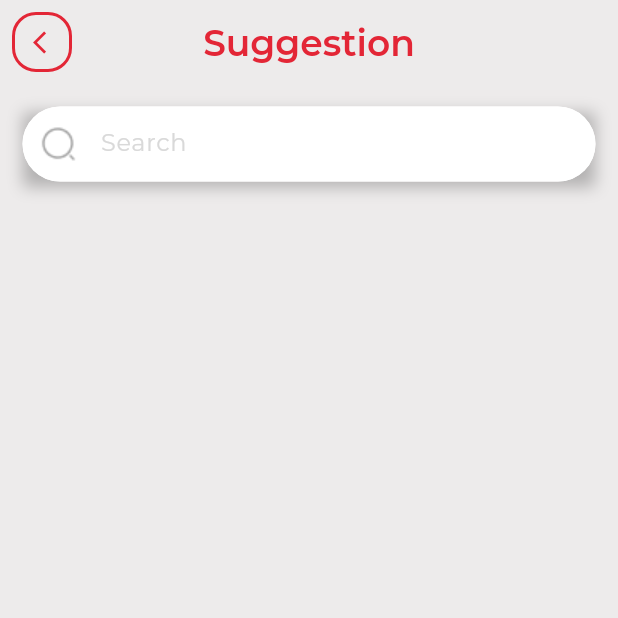
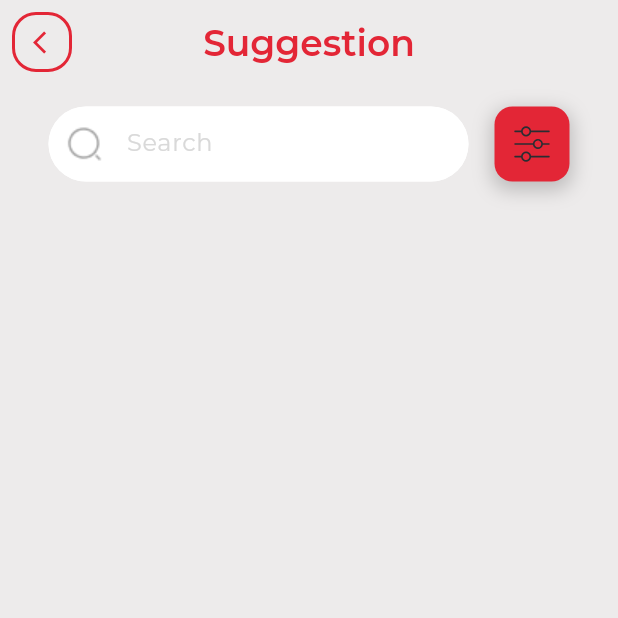
Before and after one commit to TechnoTitans-FitFat/FitFat-Flutter, a Flutter app: the SuggestionView screen opened directly, on a phone screen of 412 x 824 dp, the top half of it. Run offline on Flutter 3.47's test engine with Material 3 defaults, Android fonts, the phone set to English and light mode, and no system bars; our stand-ins replace device_preview, dio, equatable, flutter_bloc, flutter_svg, font_awesome_flutter and 7 more; accounts and stored records are empty; network calls fail.

Commit message:
add filter button

```diff
--- a/lib/core/widgets/custom_text_filed_search.dart
+++ b/lib/core/widgets/custom_text_filed_search.dart
@@ -1,6 +1,7 @@
 import 'package:fitfat/core/constants/light_colors.dart';
 import 'package:fitfat/core/utils/app_styles.dart';
 import 'package:flutter/material.dart';
+import 'package:flutter_svg/flutter_svg.dart';
 
 class CustomTextFiledSearch extends StatelessWidget {
   const CustomTextFiledSearch({
@@ -10,39 +11,34 @@ class CustomTextFiledSearch extends StatelessWidget {
   @override
   Widget build(BuildContext context) {
     return Padding(
-      padding: const EdgeInsets.only(top:15,bottom:35 ),
-      child: Center(
-        child: SizedBox(
-          height: 50,
-          width: 450,
-          child: Container(
-            decoration: BoxDecoration(
-              boxShadow: [
-                BoxShadow(
-                  color: AppLightColor.blackColor.withOpacity(0.25),
-                  blurRadius: 8,
-                  offset: const Offset(0, 4),
-                ),
-              ],
-            ),
+      padding: const EdgeInsets.only(top: 15, bottom: 35),
+      child: Row(
+        mainAxisAlignment: MainAxisAlignment.spaceEvenly,
+        children: [
+          Container(
+            height: 50,
+            width: 280,
+            decoration: BoxDecoration(),
             child: TextField(
               decoration: InputDecoration(
                 fillColor: AppLightColor.whiteColor,
                 filled: true,
                 hintText: "Search",
-                hintStyle:AppStyles.textStyle16.copyWith(fontWeight: FontWeight.w400,color: AppLightColor.whiteColor0),
+                hintStyle: AppStyles.textStyle16.copyWith(
+                    fontWeight: FontWeight.w400,
+                    color: AppLightColor.whiteColor0),
                 enabledBorder: OutlineInputBorder(
                   borderRadius: BorderRadius.circular(50),
                   borderSide: const BorderSide(
                     color: AppLightColor.whiteColor,
                   ),
                 ),
-                focusedBorder:OutlineInputBorder(
+                focusedBorder: OutlineInputBorder(
                   borderRadius: BorderRadius.circular(50),
                   borderSide: const BorderSide(
                     color: AppLightColor.mainColor,
                   ),
-                ) ,
+                ),
                 disabledBorder: OutlineInputBorder(
                   borderRadius: BorderRadius.circular(50),
                   borderSide: const BorderSide(
@@ -59,7 +55,29 @@ class CustomTextFiledSearch extends StatelessWidget {
               ),
             ),
           ),
-        ),
+          Container(
+              decoration: BoxDecoration(
+                color: AppLightColor.mainColor,
+                borderRadius: BorderRadius.circular(12),
+                boxShadow: [
+                  BoxShadow(
+                    color: Colors.black.withOpacity(0.2),
+                    spreadRadius: 2,
+                    blurRadius: 10,
+                    offset: Offset(0, 4),
+                  ),
+                ],
+              ),
+              height: 50,
+              width: 50,
+              child: Center(
+                  child: SvgPicture.asset(
+                'assets/icons/filter.svg',
+                fit: BoxFit.fill,
+                height: 27,
+                width: 27,
+              )))
+        ],
       ),
     );
   }
```
Also changed, not shown: assets/icons/filter.svg (added).
